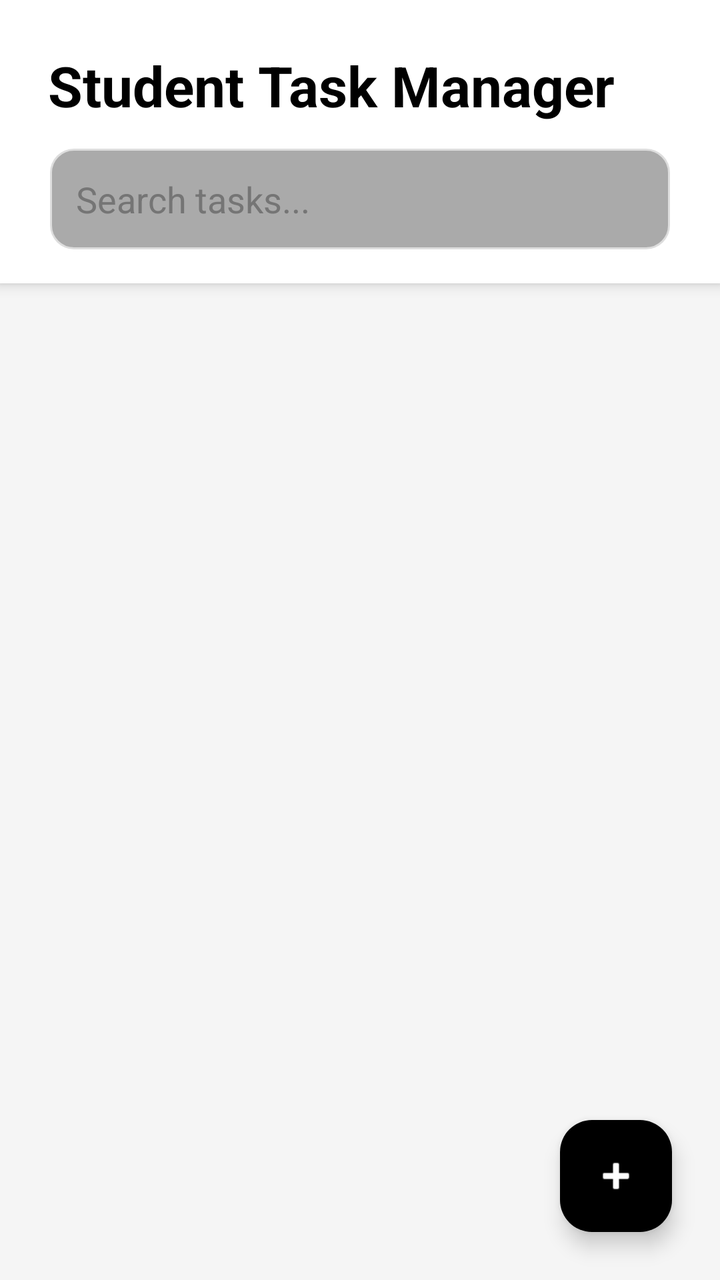
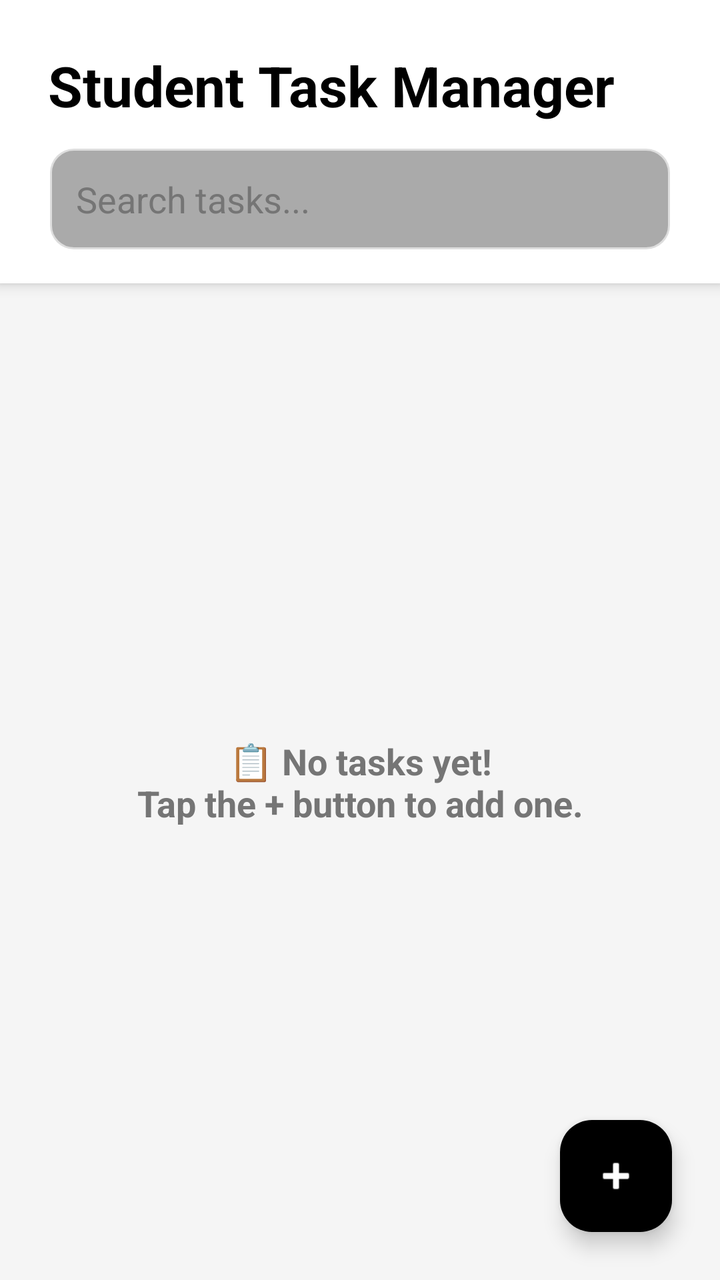

Before-and-after screenshots of an Android layout around one commit, followed by the original layout XML and the change that was made.
<!-- AndroidManifest.xml: application theme Theme.David -->
<!-- res/layout/fragment_home.xml -->
<?xml version="1.0" encoding="utf-8"?>
<androidx.constraintlayout.widget.ConstraintLayout
    xmlns:android="http://schemas.android.com/apk/res/android"
    xmlns:app="http://schemas.android.com/apk/res-auto"
    android:layout_width="match_parent"
    android:layout_height="match_parent"
    android:background="?attr/colorSurfaceVariant">

    
    <LinearLayout
        android:id="@+id/headerLayout"
        android:layout_width="match_parent"
        android:layout_height="wrap_content"
        android:orientation="vertical"
        android:background="?attr/colorSurface"
        android:paddingTop="24dp"
        android:paddingBottom="16dp"
        android:elevation="4dp"
        app:layout_constraintTop_toTopOf="parent"
        app:layout_constraintStart_toStartOf="parent"
        app:layout_constraintEnd_toEndOf="parent">

        
        <TextView
            android:id="@+id/tvHeaderTitle"
            android:layout_width="wrap_content"
            android:layout_height="wrap_content"
            android:layout_marginStart="24dp"
            android:text="Student Task Manager"
            android:textSize="28sp"
            android:textStyle="bold"
            android:textColor="?attr/colorOnSurface" />

        <EditText
            android:id="@+id/etSearchBar"
            android:layout_width="match_parent"
            android:layout_height="wrap_content"
            android:layout_marginStart="24dp"
            android:layout_marginTop="12dp"
            android:layout_marginEnd="24dp"
            android:hint="Search tasks..."
            android:inputType="text"
            android:background="@drawable/bg_rounded_card"
            android:padding="14dp"
            android:textColor="?attr/colorOnSurface"
            android:textColorHint="?attr/colorOnSurfaceVariant" />

    </LinearLayout>

    
    <androidx.recyclerview.widget.RecyclerView
        android:id="@+id/recyclerViewTasks"
        android:layout_width="0dp"
        android:layout_height="0dp"
        android:clipToPadding="false"
        android:paddingTop="16dp"
        android:paddingBottom="80dp"
        app:layout_constraintTop_toBottomOf="@id/headerLayout"
        app:layout_constraintBottom_toBottomOf="parent"
        app:layout_constraintStart_toStartOf="parent"
        app:layout_constraintEnd_toEndOf="parent" />

    
    <com.google.android.material.floatingactionbutton.FloatingActionButton
        android:id="@+id/fabAddTask"
        android:layout_width="wrap_content"
        android:layout_height="wrap_content"
        android:layout_margin="24dp"
        android:src="@android:drawable/ic_input_add"
        android:contentDescription="Add Task"
        android:backgroundTint="?attr/colorFloatingActionButton"
        app:tint="?attr/colorOnFloatingActionButton"
        app:layout_constraintBottom_toBottomOf="parent"
        app:layout_constraintEnd_toEndOf="parent" />

</androidx.constraintlayout.widget.ConstraintLayout>
<!-- resources referenced by this layout -->
<resources>
  <!-- drawable bg_rounded_card (drawable) -->
  <?xml version="1.0" encoding="utf-8"?>
  <shape xmlns:android="http://schemas.android.com/apk/res/android"
      android:shape="rectangle">
  
      
      <solid android:color="#55000000" />
  
      
      <stroke
          android:width="2dp"
          android:color="#99FFFFFF" />
  
      
      <corners android:radius="12dp" />
  
  </shape>
  <style name="Theme.David" parent="Base.Theme.David" />
  <style name="Base.Theme.David" parent="Theme.Material3.DayNight.NoActionBar">
  
          
          <item name="android:statusBarColor">@android:color/black</item>
          <item name="android:windowLightStatusBar">false</item>
  
          
          <item name="colorSurface">@android:color/white</item>
          <item name="colorSurfaceVariant">#F5F5F5</item>
          <item name="colorOnSurface">@android:color/black</item>
          <item name="colorOnSurfaceVariant">#757575</item>
          <item name="colorError">#B00020</item>
  
          
          <item name="colorFloatingActionButton">@android:color/black</item>
          <item name="colorOnFloatingActionButton">@android:color/white</item>
  
      </style>
</resources>

<!-- the commit's change to res/layout/fragment_home.xml (unified diff, before → after) -->
@@ -61,6 +61,21 @@
         app:layout_constraintEnd_toEndOf="parent" />
 
     
+    <TextView
+        android:id="@+id/tvEmptyState"
+        android:layout_width="wrap_content"
+        android:layout_height="wrap_content"
+        android:text="📋 No tasks yet!\nTap the + button to add one."
+        android:textSize="18sp"
+        android:textStyle="bold"
+        android:gravity="center"
+        android:textColor="?attr/colorOnSurfaceVariant"
+        app:layout_constraintTop_toBottomOf="@id/headerLayout"
+        app:layout_constraintBottom_toBottomOf="parent"
+        app:layout_constraintStart_toStartOf="parent"
+        app:layout_constraintEnd_toEndOf="parent" />
+
+    
     <com.google.android.material.floatingactionbutton.FloatingActionButton
         android:id="@+id/fabAddTask"
         android:layout_width="wrap_content"
